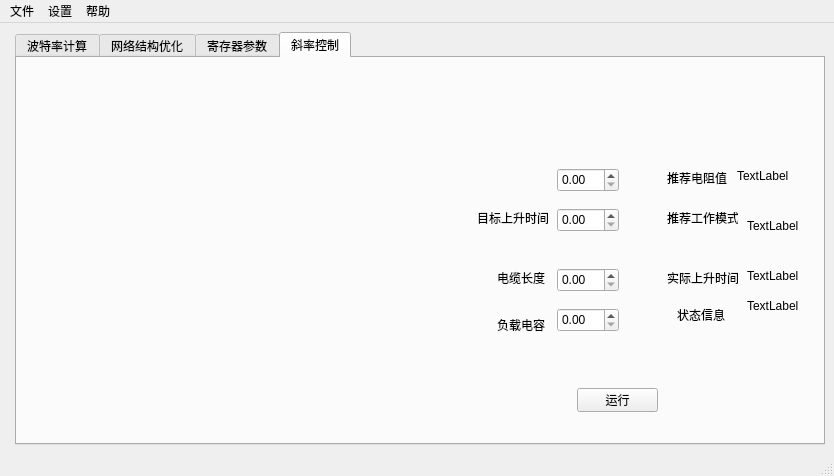
First picture: the form in mainwindow.ui, repository starpicke/ICS-system-opt, before the edit.
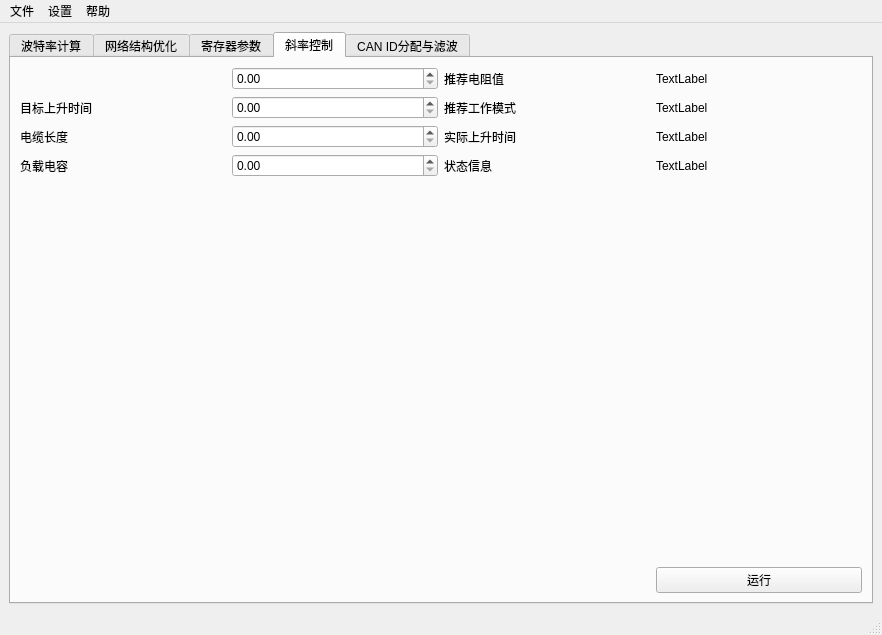
Second picture: the form after the edit. The open tabs and pages were chosen to show the change. Icons and pictures are not drawn.

What changed in the file:
```diff
--- a/mainwindow.ui
+++ b/mainwindow.ui
@@ -6,16 +6,16 @@
    <rect>
     <x>0</x>
     <y>0</y>
-    <width>834</width>
-    <height>476</height>
+    <width>882</width>
+    <height>635</height>
    </rect>
   </property>
   <property name="windowTitle">
    <string>MainWindow</string>
   </property>
   <widget class="QWidget" name="centralwidget">
-   <layout class="QFormLayout" name="formLayout_3">
-    <item row="0" column="1">
+   <layout class="QHBoxLayout" name="horizontalLayout_12">
+    <item>
      <widget class="QTabWidget" name="tabWidget">
       <property name="minimumSize">
        <size>
@@ -564,214 +564,257 @@
        <attribute name="title">
         <string>斜率控制</string>
        </attribute>
-       <widget class="QDoubleSpinBox" name="slopeBaudRateSpinBox">
-        <property name="geometry">
-         <rect>
-          <x>540</x>
-          <y>110</y>
-          <width>62</width>
-          <height>24</height>
-         </rect>
-        </property>
-        <property name="maximum">
-         <double>4000.000000000000000</double>
-        </property>
-       </widget>
+       <layout class="QGridLayout" name="gridLayout_5">
+        <item row="1" column="1">
        <widget class="QDoubleSpinBox" name="slopeRiseTimeSpinBox">
-        <property name="geometry">
-         <rect>
-          <x>540</x>
-          <y>150</y>
-          <width>62</width>
-          <height>24</height>
-         </rect>
-        </property>
         <property name="maximum">
          <double>100000.000000000000000</double>
         </property>
        </widget>
-       <widget class="QDoubleSpinBox" name="slopeCableLengthSpinBox">
-        <property name="geometry">
-         <rect>
-          <x>540</x>
-          <y>210</y>
-          <width>62</width>
-          <height>24</height>
-         </rect>
-        </property>
-        <property name="maximum">
-         <double>100000.000000000000000</double>
-        </property>
-       </widget>
-       <widget class="QDoubleSpinBox" name="slopeCapacitanceSpinBox">
-        <property name="geometry">
-         <rect>
-          <x>540</x>
-          <y>250</y>
-          <width>62</width>
-          <height>24</height>
-         </rect>
-        </property>
-        <property name="maximum">
-         <double>100000.000000000000000</double>
-        </property>
-       </widget>
-       <widget class="QLabel" name="slopeResistorResultLabel">
-        <property name="geometry">
-         <rect>
-          <x>720</x>
-          <y>110</y>
-          <width>54</width>
-          <height>16</height>
-         </rect>
-        </property>
-        <property name="text">
-         <string>TextLabel</string>
-        </property>
-       </widget>
-       <widget class="QLabel" name="slopeModeLabel">
-        <property name="geometry">
-         <rect>
-          <x>730</x>
-          <y>160</y>
-          <width>54</width>
-          <height>16</height>
-         </rect>
-        </property>
-        <property name="text">
-         <string>TextLabel</string>
-        </property>
-       </widget>
-       <widget class="QLabel" name="slopeActualRiseTimeLabel">
-        <property name="geometry">
-         <rect>
-          <x>730</x>
-          <y>210</y>
-          <width>54</width>
-          <height>16</height>
-         </rect>
-        </property>
-        <property name="text">
-         <string>TextLabel</string>
-        </property>
-       </widget>
-       <widget class="QLabel" name="slopeStatusLabel">
-        <property name="geometry">
-         <rect>
-          <x>730</x>
-          <y>240</y>
-          <width>54</width>
-          <height>16</height>
-         </rect>
-        </property>
-        <property name="text">
-         <string>TextLabel</string>
-        </property>
-       </widget>
+        </item>
+        <item row="6" column="3">
        <widget class="QPushButton" name="slopeCalculateButton">
-        <property name="geometry">
-         <rect>
-          <x>560</x>
-          <y>330</y>
-          <width>81</width>
-          <height>24</height>
-         </rect>
-        </property>
         <property name="text">
          <string>运行</string>
         </property>
        </widget>
-       <widget class="QLabel" name="label_12">
-        <property name="geometry">
-         <rect>
-          <x>460</x>
-          <y>150</y>
-          <width>71</width>
-          <height>20</height>
-         </rect>
-        </property>
+        </item>
+        <item row="2" column="2">
+         <widget class="QLabel" name="label_17">
+          <property name="text">
+           <string>实际上升时间</string>
+          </property>
+         </widget>
+        </item>
+        <item row="0" column="1">
+         <widget class="QDoubleSpinBox" name="slopeBaudRateSpinBox">
+          <property name="maximum">
+           <double>4000.000000000000000</double>
+          </property>
+         </widget>
+        </item>
+        <item row="0" column="2">
+         <widget class="QLabel" name="label_15">
         <property name="text">
-         <string>目标上升时间</string>
-        </property>
-       </widget>
+           <string>推荐电阻值</string>
+          </property>
+         </widget>
+        </item>
+        <item row="2" column="0">
        <widget class="QLabel" name="label_13">
-        <property name="geometry">
-         <rect>
-          <x>480</x>
-          <y>210</y>
-          <width>51</width>
-          <height>20</height>
-         </rect>
-        </property>
         <property name="text">
          <string>电缆长度</string>
         </property>
        </widget>
+        </item>
+        <item row="4" column="0">
        <widget class="QLabel" name="label_14">
-        <property name="geometry">
-         <rect>
-          <x>480</x>
-          <y>260</y>
-          <width>49</width>
-          <height>14</height>
-         </rect>
-        </property>
         <property name="text">
          <string>负载电容</string>
         </property>
        </widget>
-       <widget class="QLabel" name="label_15">
-        <property name="geometry">
-         <rect>
-          <x>650</x>
-          <y>110</y>
-          <width>61</width>
-          <height>20</height>
-         </rect>
-        </property>
+        </item>
+        <item row="0" column="3">
+         <widget class="QLabel" name="slopeResistorResultLabel">
+          <property name="text">
+           <string>TextLabel</string>
+          </property>
+         </widget>
+        </item>
+        <item row="4" column="3">
+         <widget class="QLabel" name="slopeStatusLabel">
         <property name="text">
-         <string>推荐电阻值</string>
-        </property>
-       </widget>
+           <string>TextLabel</string>
+          </property>
+         </widget>
+        </item>
+        <item row="1" column="2">
        <widget class="QLabel" name="label_16">
-        <property name="geometry">
-         <rect>
-          <x>650</x>
-          <y>150</y>
-          <width>71</width>
-          <height>20</height>
-         </rect>
-        </property>
         <property name="text">
          <string>推荐工作模式</string>
         </property>
        </widget>
-       <widget class="QLabel" name="label_17">
-        <property name="geometry">
-         <rect>
-          <x>650</x>
-          <y>210</y>
-          <width>71</width>
-          <height>20</height>
-         </rect>
-        </property>
+        </item>
+        <item row="2" column="3">
+         <widget class="QLabel" name="slopeActualRiseTimeLabel">
         <property name="text">
-         <string>实际上升时间</string>
-        </property>
-       </widget>
+           <string>TextLabel</string>
+          </property>
+         </widget>
+        </item>
+        <item row="4" column="1">
+         <widget class="QDoubleSpinBox" name="slopeCapacitanceSpinBox">
+          <property name="maximum">
+           <double>100000.000000000000000</double>
+          </property>
+         </widget>
+        </item>
+        <item row="4" column="2">
        <widget class="QLabel" name="label_18">
-        <property name="geometry">
-         <rect>
-          <x>660</x>
-          <y>250</y>
-          <width>49</width>
-          <height>14</height>
-         </rect>
-        </property>
         <property name="text">
          <string>状态信息</string>
         </property>
        </widget>
+        </item>
+        <item row="1" column="3">
+         <widget class="QLabel" name="slopeModeLabel">
+          <property name="text">
+           <string>TextLabel</string>
+          </property>
+         </widget>
+        </item>
+        <item row="2" column="1">
+         <widget class="QDoubleSpinBox" name="slopeCableLengthSpinBox">
+          <property name="maximum">
+           <double>100000.000000000000000</double>
+          </property>
+         </widget>
+        </item>
+        <item row="1" column="0">
+         <widget class="QLabel" name="label_12">
+          <property name="text">
+           <string>目标上升时间</string>
+          </property>
+         </widget>
+        </item>
+        <item row="5" column="0">
+         <spacer name="verticalSpacer_3">
+          <property name="orientation">
+           <enum>Qt::Vertical</enum>
+          </property>
+          <property name="sizeHint" stdset="0">
+           <size>
+            <width>20</width>
+            <height>40</height>
+           </size>
+          </property>
+         </spacer>
+        </item>
+       </layout>
+      </widget>
+      <widget class="QWidget" name="tab_5">
+       <attribute name="title">
+        <string>CAN ID分配与滤波</string>
+       </attribute>
+       <layout class="QVBoxLayout" name="verticalLayout_4">
+        <item>
+         <widget class="QGroupBox" name="groupBox_7">
+          <property name="title">
+           <string>配置参数</string>
+          </property>
+          <layout class="QHBoxLayout" name="horizontalLayout_3">
+           <item>
+            <widget class="QCheckBox" name="extendedIdCheckBox">
+             <property name="text">
+              <string>使用扩展ID (29位)</string>
+             </property>
+            </widget>
+           </item>
+           <item>
+            <widget class="QLabel" name="label_19">
+             <property name="text">
+              <string>起始ID:</string>
+             </property>
+            </widget>
+           </item>
+           <item>
+            <widget class="QSpinBox" name="startIdSpinBox">
+             <property name="maximum">
+              <number>2047</number>
+             </property>
+             <property name="value">
+              <number>256</number>
+             </property>
+            </widget>
+           </item>
+           <item>
+            <spacer name="horizontalSpacer">
+             <property name="orientation">
+              <enum>Qt::Horizontal</enum>
+             </property>
+             <property name="sizeHint" stdset="0">
+              <size>
+               <width>40</width>
+               <height>20</height>
+              </size>
+             </property>
+            </spacer>
+           </item>
+          </layout>
+         </widget>
+        </item>
+        <item>
+         <widget class="QGroupBox" name="groupBox_8">
+          <property name="title">
+           <string>操作控制</string>
+          </property>
+          <layout class="QHBoxLayout" name="horizontalLayout_4">
+           <item>
+            <widget class="QPushButton" name="allocateIdsButton">
+             <property name="text">
+              <string>分配CAN ID</string>
+             </property>
+            </widget>
+           </item>
+           <item>
+            <widget class="QPushButton" name="designFilterButton">
+             <property name="text">
+              <string>设计滤波器</string>
+             </property>
+            </widget>
+           </item>
+           <item>
+            <widget class="QPushButton" name="generateReportButton">
+             <property name="text">
+              <string>生成报告</string>
+             </property>
+            </widget>
+           </item>
+          </layout>
+         </widget>
+        </item>
+        <item>
+         <widget class="QTabWidget" name="tabWidget_2">
+          <property name="currentIndex">
+           <number>2</number>
+          </property>
+          <widget class="QWidget" name="tab_6">
+           <attribute name="title">
+            <string>ID分配结果</string>
+           </attribute>
+           <layout class="QVBoxLayout" name="verticalLayout_5">
+            <item>
+             <widget class="QTableView" name="idAllocationTableView"/>
+            </item>
+           </layout>
+          </widget>
+          <widget class="QWidget" name="tab_7">
+           <attribute name="title">
+            <string>滤波器设计</string>
+           </attribute>
+           <layout class="QVBoxLayout" name="verticalLayout_6">
+            <item>
+             <widget class="QTableView" name="filterDesignTableView"/>
+            </item>
+           </layout>
+          </widget>
+          <widget class="QWidget" name="tab_8">
+           <attribute name="title">
+            <string>详细报告</string>
+           </attribute>
+           <layout class="QVBoxLayout" name="verticalLayout_7">
+            <item>
+             <widget class="QTextEdit" name="reportTextEdit">
+              <property name="readOnly">
+               <bool>true</bool>
+              </property>
+             </widget>
+            </item>
+           </layout>
+          </widget>
+         </widget>
+        </item>
+       </layout>
       </widget>
      </widget>
     </item>
@@ -782,8 +825,8 @@
     <rect>
      <x>0</x>
      <y>0</y>
-     <width>834</width>
-     <height>21</height>
+     <width>882</width>
+     <height>19</height>
     </rect>
    </property>
    <widget class="QMenu" name="FileMenu">
```
Left out of the diff: 470 changed lines with no effect on the pictures. Lines whose indentation alone changed are shown as unchanged.
